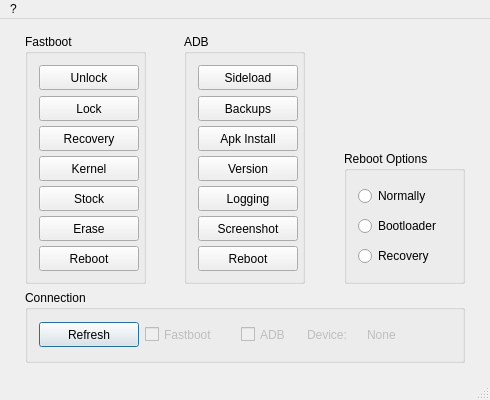
lexpaval/LxMultiTool, file LxMultiTool/mainwindow.ui: the form before one commit.
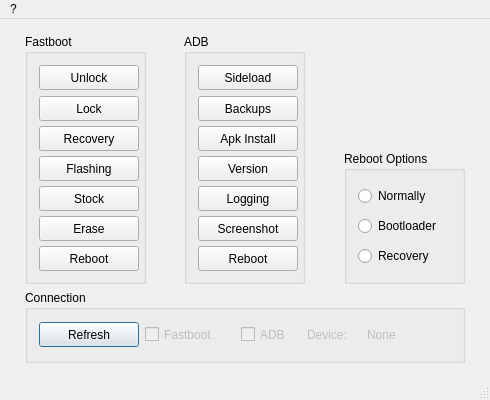
The form after the commit. Icons and pictures are not drawn.

Commit message:
[flashing] Added flashing dialog
- Added dialog for flashing all of the partitions
- All the related changes as well
- Small fix for device name in fastboot burried here

```diff
--- a/LxMultiTool/mainwindow.ui
+++ b/LxMultiTool/mainwindow.ui
@@ -655,7 +655,7 @@
           <string>&lt;html&gt;&lt;head/&gt;&lt;body&gt;&lt;p&gt;Open the kernel flashing menu.&lt;/p&gt;&lt;/body&gt;&lt;/html&gt;</string>
          </property>
          <property name="text">
-          <string>Kernel</string>
+          <string>Flashing</string>
          </property>
          <property name="icon">
           <iconset resource="icons.qrc">
```
Left out of the diff: 10 changed lines with no effect on the pictures. The commit also changes 8 other files.
